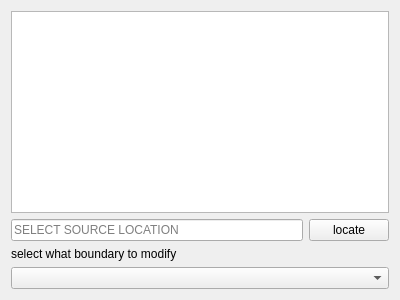
This is widgets/filewidget.ui in NHERI-SimCenter/TurbulenceInflowTool as Qt 5 draws it before an edit. The edited form follows.
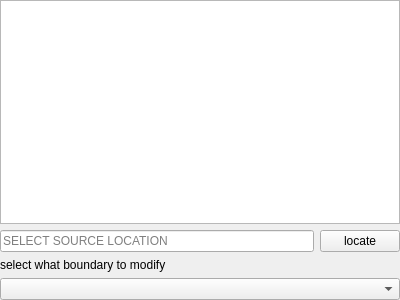
This is the edited form.

Commit message: eliminating double spacing in widget layouts

Diff of the .ui file:
```diff
--- a/widgets/filewidget.ui
+++ b/widgets/filewidget.ui
@@ -14,6 +14,18 @@
    <string>Frame</string>
   </property>
   <layout class="QGridLayout" name="gridLayout">
+   <property name="leftMargin">
+    <number>0</number>
+   </property>
+   <property name="topMargin">
+    <number>0</number>
+   </property>
+   <property name="rightMargin">
+    <number>0</number>
+   </property>
+   <property name="bottomMargin">
+    <number>0</number>
+   </property>
    <item row="1" column="0">
     <widget class="QLineEdit" name="sourceLocationDisplay">
      <property name="sizePolicy">
```
The commit also changes 2 other files.
